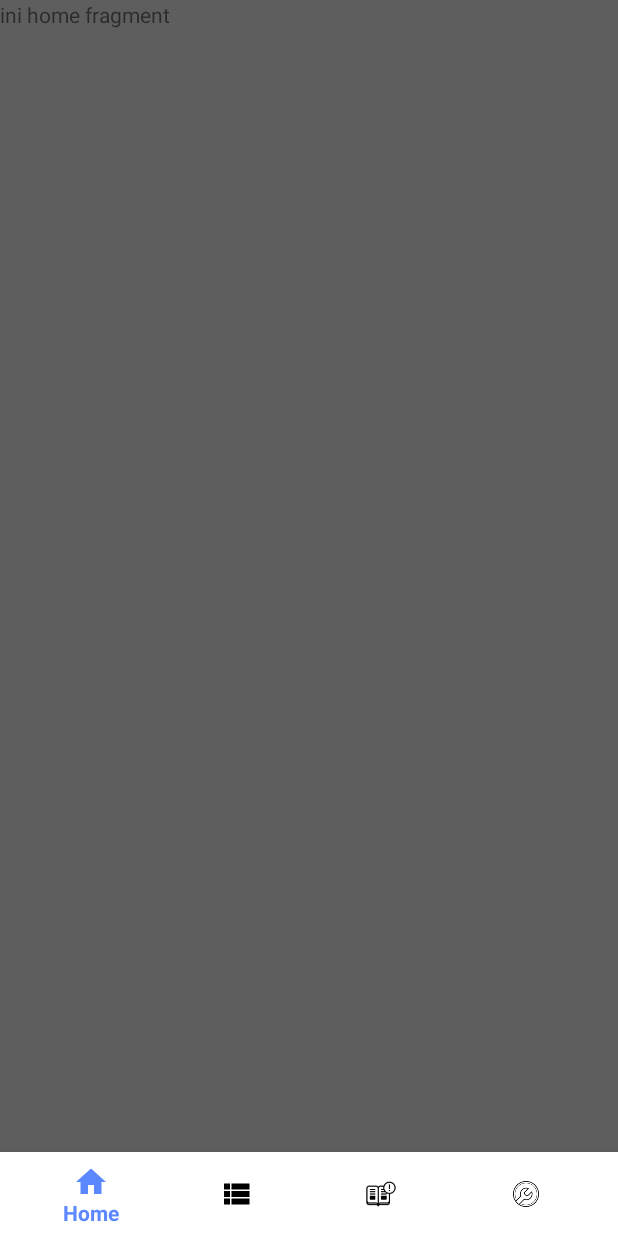
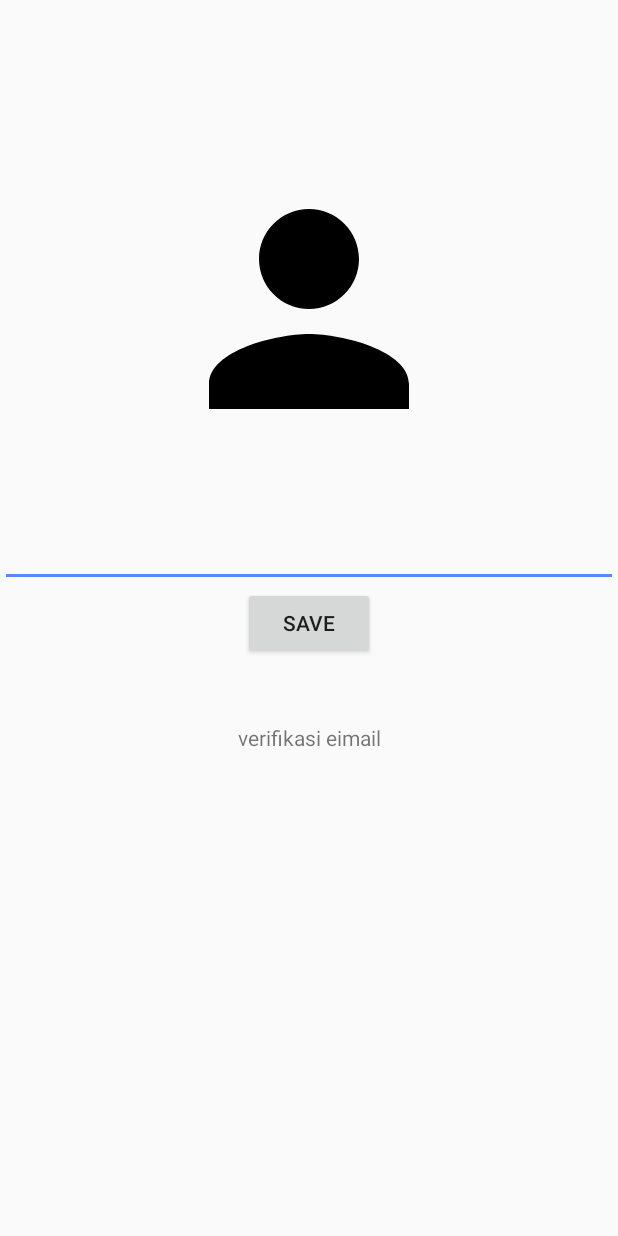
Before and after one commit to yosafatrend/MyTunasRe, an Android app: the screen it shows after launch once a user with an empty profile is signed in (HomeActivity before the commit, ProfileActivity after it), on a phone screen of 412 x 824 dp. Run offline under Robolectric (Android 15) with nearby library versions, the phone set to English and light mode, and no system bars; our stand-ins replace Firebase (no records; nobody signed in at launch, a user with empty details on screens opened directly); 1 statement that could not run was skipped.

Commit message:
menambahkan email verification, user profile upload

```diff
--- a/app/build.gradle
+++ b/app/build.gradle
@@ -28,10 +28,13 @@ dependencies {
     implementation 'com.google.firebase:firebase-core:17.4.4'
     implementation 'androidx.legacy:legacy-support-v4:1.0.0'
     implementation 'com.google.firebase:firebase-auth:19.3.2'
+    implementation 'com.google.firebase:firebase-storage:19.1.1'
     testImplementation 'junit:junit:4.12'
     androidTestImplementation 'androidx.test.ext:junit:1.1.1'
     androidTestImplementation 'androidx.test.espresso:espresso-core:3.2.0'
     implementation 'com.google.android.material:material:1.0.0'
+    implementation 'com.github.bumptech.glide:glide:4.11.0'
+    annotationProcessor 'com.github.bumptech.glide:compiler:4.11.0'
     //noinspection GradleCompatible
     implementation 'com.android.support:design:28.0.0'
     implementation 'com.android.support:design:28.0.0'
--- a/app/src/main/java/com/spect/mytunas/LoginFragment.java
+++ b/app/src/main/java/com/spect/mytunas/LoginFragment.java
@@ -1,7 +1,10 @@
 package com.spect.mytunas;
 
 
+import android.app.Dialog;
 import android.content.Intent;
+import android.graphics.Color;
+import android.graphics.drawable.ColorDrawable;
 import android.os.Bundle;
 
 import androidx.annotation.NonNull;
@@ -14,6 +17,7 @@ import android.view.ViewGroup;
 import android.widget.Button;
 import android.widget.EditText;
 import android.widget.ProgressBar;
+import android.widget.TextView;
 import android.widget.Toast;
 
 import com.google.android.gms.tasks.OnCompleteListener;
@@ -21,6 +25,7 @@ import com.google.android.gms.tasks.Task;
 import com.google.android.material.textfield.TextInputEditText;
 import com.google.firebase.auth.AuthResult;
 import com.google.firebase.auth.FirebaseAuth;
+import com.google.firebase.auth.FirebaseUser;
 
 public class LoginFragment extends Fragment {
     private TextInputEditText edtEmail, edtPass;
@@ -81,15 +86,35 @@ public class LoginFragment extends Fragment {
             @Override
             public void onComplete(@NonNull Task<AuthResult> task) {
                 progressBar.setVisibility(View.GONE);
+                FirebaseUser user = mAuth.getCurrentUser();
+
                 if (task.isSuccessful()){
-                    Toast.makeText(getActivity(), "Login Berhasil", Toast.LENGTH_SHORT);
-                    Intent intent = new Intent(getActivity(), HomeActivity.class);
-                    intent.addFlags(Intent.FLAG_ACTIVITY_CLEAR_TOP);
-                    startActivity(intent);
+                    if (user.isEmailVerified()){
+                        getActivity().finish();
+                        Toast.makeText(getActivity(), "Login Berhasil", Toast.LENGTH_SHORT);
+                        Intent intent = new Intent(getActivity(), ProfileActivity.class);
+                        intent.addFlags(Intent.FLAG_ACTIVITY_CLEAR_TOP);
+                        startActivity(intent);
+                    }else{
+
+                        Toast.makeText(getActivity(), "email is not verified", Toast.LENGTH_SHORT).show();
+                    }
+
                 }else{
                     Toast.makeText(getActivity(), "Akun belum terdaftar", Toast.LENGTH_SHORT).show();
                 }
             }
         });
+
+
+    }
+
+    @Override
+    public void onStart() {
+        super.onStart();
+        if (mAuth.getCurrentUser()!= null){
+            getActivity().finish();
+            startActivity(new Intent(getActivity(),ProfileActivity.class));
+        }
     }
 }
--- /dev/null
+++ b/app/src/main/java/com/spect/mytunas/ProfileActivity.java
@@ -0,0 +1,180 @@
+package com.spect.mytunas;
+
+import androidx.annotation.NonNull;
+import androidx.annotation.Nullable;
+import androidx.appcompat.app.AppCompatActivity;
+
+import android.content.Intent;
+import android.graphics.Bitmap;
+import android.net.Uri;
+import android.os.Bundle;
+
+import android.provider.MediaStore;
+import android.view.View;
+import android.widget.*;
+
+import com.bumptech.glide.Glide;
+import com.google.android.gms.tasks.OnCompleteListener;
+import com.google.android.gms.tasks.OnFailureListener;
+import com.google.android.gms.tasks.OnSuccessListener;
+import com.google.android.gms.tasks.Task;
+import com.google.firebase.auth.FirebaseAuth;
+import com.google.firebase.auth.FirebaseUser;
+import com.google.firebase.auth.UserProfileChangeRequest;
+import com.google.firebase.storage.FirebaseStorage;
+import com.google.firebase.storage.StorageReference;
+import com.google.firebase.storage.UploadTask;
+
+import java.io.IOException;
+
+public class ProfileActivity extends AppCompatActivity {
+
+    private static final int CHOOSE_IMAGE = 101;
+    TextView textView;
+
+    ImageView imageVew;
+    EditText editText;
+
+    Uri uriProfileImage;
+    ProgressBar progressBar;
+
+    String profileImageUrl;
+    FirebaseAuth mAuth;
+
+    @Override
+    protected void onCreate(Bundle savedInstanceState) {
+        super.onCreate(savedInstanceState);
+        setContentView(R.layout.activity_profile);
+        mAuth = FirebaseAuth.getInstance();
+
+        textView = findViewById(R.id.textView6);
+        imageVew = findViewById(R.id.imageView);
+        editText = findViewById(R.id.editText);
+
+        progressBar = findViewById(R.id.progressBar);
+        loadUserInformation();
+        imageVew.setOnClickListener(new View.OnClickListener() {
+            @Override
+            public void onClick(View v) {
+                showImageChooser();
+
+
+            }
+        });
+
+
+
+        findViewById(R.id.buttonsave).setOnClickListener(new View.OnClickListener() {
+            @Override
+            public void onClick(View v) {
+                saveUserInformation();
+
+
+            }
+        });
+
+    }
+
+    @Override
+    public void onStart() {
+        super.onStart();
+        if (mAuth.getCurrentUser()== null){
+            finish();
+            startActivity(new Intent(this,ProfileActivity.class));
+        }
+    }
+
+    private void loadUserInformation() {
+
+        FirebaseUser user = mAuth.getCurrentUser();
+        if (user!= null) {
+            if (user.getPhotoUrl() != null) {
+                Toast.makeText(this, user.getPhotoUrl().toString(), Toast.LENGTH_SHORT).show();
+                Glide.with(this)
+                        .load(user.getPhotoUrl().toString()).into(imageVew);
+
+
+            }
+            if (user.getDisplayName() != null) {
+                editText.setText(user.getDisplayName());
+            }
+        }
+    }
+
+    private void saveUserInformation() {
+        String displayame = editText.getText().toString();
+        if (displayame.isEmpty()){
+            editText.setError("nama tidak boleh kosong");
+            editText.requestFocus();
+            return;
+        }
+
+        FirebaseUser user = mAuth.getCurrentUser();
+
+        if (user!= null){
+            progressBar.setVisibility(View.VISIBLE);
+            UserProfileChangeRequest profile = new UserProfileChangeRequest.Builder()
+                    .setDisplayName(displayame)
+                    .setPhotoUri(Uri.parse(profileImageUrl))
+                    .build();
+
+            user.updateProfile(profile)
+                    .addOnCompleteListener(new OnCompleteListener<Void>() {
+                        @Override
+                        public void onComplete(@NonNull Task<Void> task) {
+                            if (task.isSuccessful()){
+                                progressBar.setVisibility(View.GONE);
+                                Toast.makeText(ProfileActivity.this, "update sukses", Toast.LENGTH_SHORT).show();
+                            }
+                        }
+                    });
+        }
+    }
+
+    @Override
+    protected void onActivityResult(int requestCode, int resultCode, @Nullable Intent data) {
+        super.onActivityResult(requestCode, resultCode, data);
+
+        if (requestCode == CHOOSE_IMAGE && resultCode == RESULT_OK && data != null && data.getData() != null) {
+            uriProfileImage = data.getData();
+            try {
+                Bitmap bitmap = MediaStore.Images.Media.getBitmap(getContentResolver(), uriProfileImage);
+                imageVew.setImageBitmap(bitmap);
+                uploadImageToFirebaseStorage();
+            } catch (IOException e) {
+                e.printStackTrace();
+            }
+        }
+    }
+
+    private void uploadImageToFirebaseStorage() {
+        StorageReference profileImageRef =
+                FirebaseStorage.getInstance().getReference("PhotoProfile/"+System.currentTimeMillis()+".jpg");
+        if (uriProfileImage!=null){
+            progressBar.setVisibility(View.VISIBLE);
+            profileImageRef.putFile(uriProfileImage)
+                    .addOnSuccessListener(new OnSuccessListener<UploadTask.TaskSnapshot>() {
+                        @Override
+                        public void onSuccess(UploadTask.TaskSnapshot taskSnapshot) {
+                            progressBar.setVisibility(View.GONE);
+                            profileImageUrl = taskSnapshot.getStorage().getDownloadUrl().toString();
+                        }
+                    }).addOnFailureListener(new OnFailureListener() {
+                @Override
+                public void onFailure(@NonNull Exception e) {
+                    progressBar.setVisibility(View.GONE);
+                    Toast.makeText(ProfileActivity.this, "gagal upload", Toast.LENGTH_SHORT).show();
+                }
+            });
+        }
+
+    }
+
+    private void showImageChooser() {
+        android.content.Intent intent = new Intent();
+        intent.setType("image/*");
+        intent.setAction(Intent.ACTION_GET_CONTENT);
+        startActivityForResult(android.content.Intent.createChooser(intent,"Pilih foto profile"), CHOOSE_IMAGE);
+    }
+
+}
--- /dev/null
+++ b/app/src/main/res/layout/activity_profile.xml
@@ -0,0 +1,77 @@
+<?xml version="1.0" encoding="utf-8"?>
+<androidx.constraintlayout.widget.ConstraintLayout xmlns:android="http://schemas.android.com/apk/res/android"
+    xmlns:app="http://schemas.android.com/apk/res-auto"
+    xmlns:tools="http://schemas.android.com/tools"
+    android:layout_width="match_parent"
+    android:layout_height="match_parent"
+    tools:context=".ProfileActivity">
+
+
+    <RelativeLayout
+        android:id="@+id/relativeLayout"
+        android:layout_width="match_parent"
+        android:layout_height="wrap_content"
+        app:layout_constraintBottom_toBottomOf="parent"
+        app:layout_constraintTop_toTopOf="parent"
+        app:layout_constraintVertical_bias="0.17"
+        tools:layout_editor_absoluteX="0dp">
+
+        <ImageView
+            android:id="@+id/imageView"
+            android:layout_width="200dp"
+            android:layout_height="200dp"
+            android:layout_alignParentStart="true"
+            android:layout_alignParentEnd="true"
+            android:layout_marginStart="100dp"
+            android:layout_marginEnd="100dp"
+            android:src="@drawable/ic_person_black_24dp"
+            app:layout_constraintBottom_toBottomOf="parent"
+            app:layout_constraintEnd_toEndOf="parent"
+            app:layout_constraintStart_toStartOf="parent"
+            app:layout_constraintTop_toTopOf="parent" />
+
+        <ProgressBar
+            android:layout_width="match_parent"
+            android:layout_height="wrap_content"
+            android:visibility="gone"
+            android:layout_centerHorizontal="true"
+            android:layout_centerVertical="true"
+            android:indeterminateDrawable="@drawable/stylepb"
+            android:indeterminateDuration="@android:integer/config_mediumAnimTime"
+            android:id="@+id/progressBar"
+            />
+
+
+
+    </RelativeLayout>
+
+    <EditText
+        android:id="@+id/editText"
+        android:layout_width="match_parent"
+        android:layout_height="wrap_content"
+        android:layout_marginTop="40dp"
+        app:layout_constraintTop_toBottomOf="@+id/relativeLayout"
+        tools:layout_editor_absoluteX="0dp" />
+
+    <Button
+        android:id="@+id/buttonsave"
+        android:layout_width="wrap_content"
+        android:layout_height="wrap_content"
+        android:text="save"
+        app:layout_constraintEnd_toEndOf="parent"
+        app:layout_constraintStart_toStartOf="parent"
+        app:layout_constraintTop_toBottomOf="@+id/editText" />
+
+    <TextView
+        android:gravity="center"
+        android:id="@+id/textView6"
+        android:layout_width="match_parent"
+        android:layout_height="wrap_content"
+        android:text="verifikasi eimail"
+        app:layout_constraintBottom_toBottomOf="parent"
+        app:layout_constraintTop_toBottomOf="@+id/buttonsave"
+        app:layout_constraintVertical_bias="0.117"
+        tools:layout_editor_absoluteX="16dp" />
+
+
+</androidx.constraintlayout.widget.ConstraintLayout>
```
Also changed, not shown: app/src/main/AndroidManifest.xml (+6 -3 lines), app/src/main/java/com/spect/mytunas/RegisterFragment.java (+8 -0 lines).
